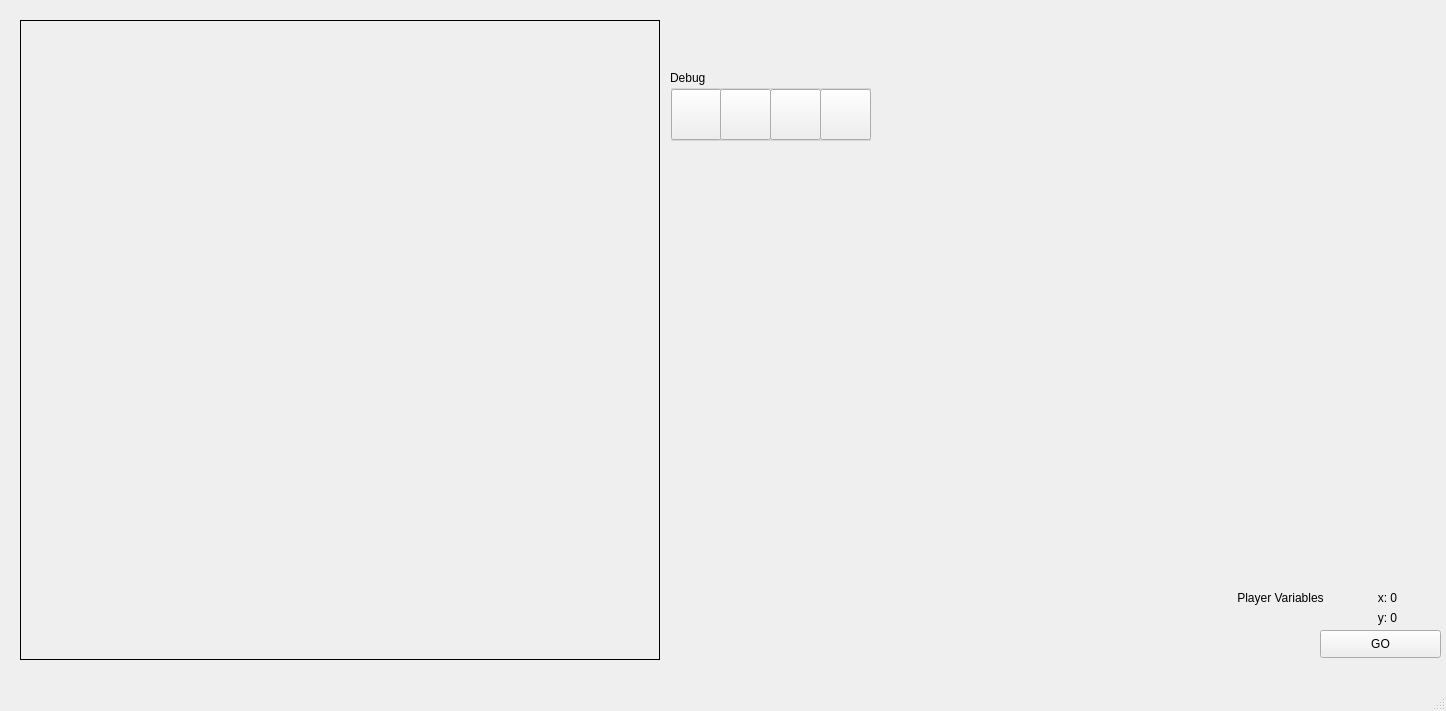
Before: the Qt Designer form A9/mainwindow.ui in DarkoAdair/Projects, drawn with Qt 5.
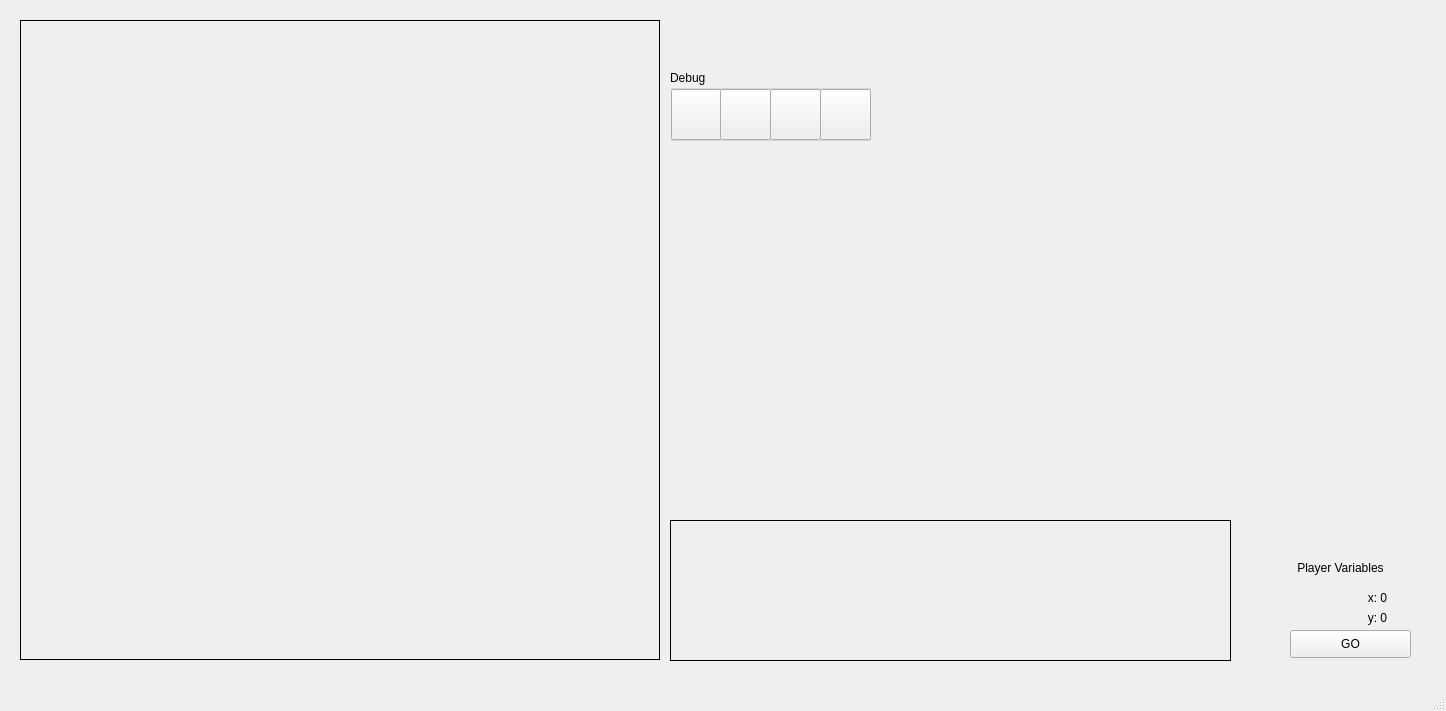
After: the same form once the commit is applied. Icons and pictures are not drawn.

Commit message: added console box / display exceptions

What changed in the file:
```diff
--- a/A9/mainwindow.ui
+++ b/A9/mainwindow.ui
@@ -39,7 +39,7 @@
    <widget class="QPushButton" name="goButton">
     <property name="geometry">
      <rect>
-      <x>1320</x>
+      <x>1290</x>
       <y>630</y>
       <width>121</width>
       <height>28</height>
@@ -68,8 +68,8 @@
    <widget class="QLabel" name="variablesLabel">
     <property name="geometry">
      <rect>
-      <x>1220</x>
-      <y>590</y>
+      <x>1280</x>
+      <y>560</y>
       <width>121</width>
       <height>16</height>
      </rect>
@@ -84,7 +84,7 @@
    <widget class="QLabel" name="xLabel">
     <property name="geometry">
      <rect>
-      <x>1360</x>
+      <x>1350</x>
       <y>590</y>
       <width>55</width>
       <height>16</height>
@@ -100,7 +100,7 @@
    <widget class="QLabel" name="yLabel">
     <property name="geometry">
      <rect>
-      <x>1360</x>
+      <x>1350</x>
       <y>610</y>
       <width>55</width>
       <height>16</height>
@@ -119,7 +119,7 @@
       <x>670</x>
       <y>150</y>
       <width>741</width>
-      <height>431</height>
+      <height>361</height>
      </rect>
     </property>
     <layout class="QVBoxLayout" name="codeEditlLayout"/>
@@ -189,6 +189,22 @@
      </property>
     </widget>
    </widget>
+   <widget class="QLabel" name="console">
+    <property name="geometry">
+     <rect>
+      <x>670</x>
+      <y>520</y>
+      <width>561</width>
+      <height>141</height>
+     </rect>
+    </property>
+    <property name="frameShape">
+     <enum>QFrame::Box</enum>
+    </property>
+    <property name="text">
+     <string/>
+    </property>
+   </widget>
    <zorder>goButton</zorder>
    <zorder>playField</zorder>
    <zorder>playerLabel</zorder>
```
Left out of the diff: 1 changed line with no effect on the pictures. The commit also changes 4 other files.
